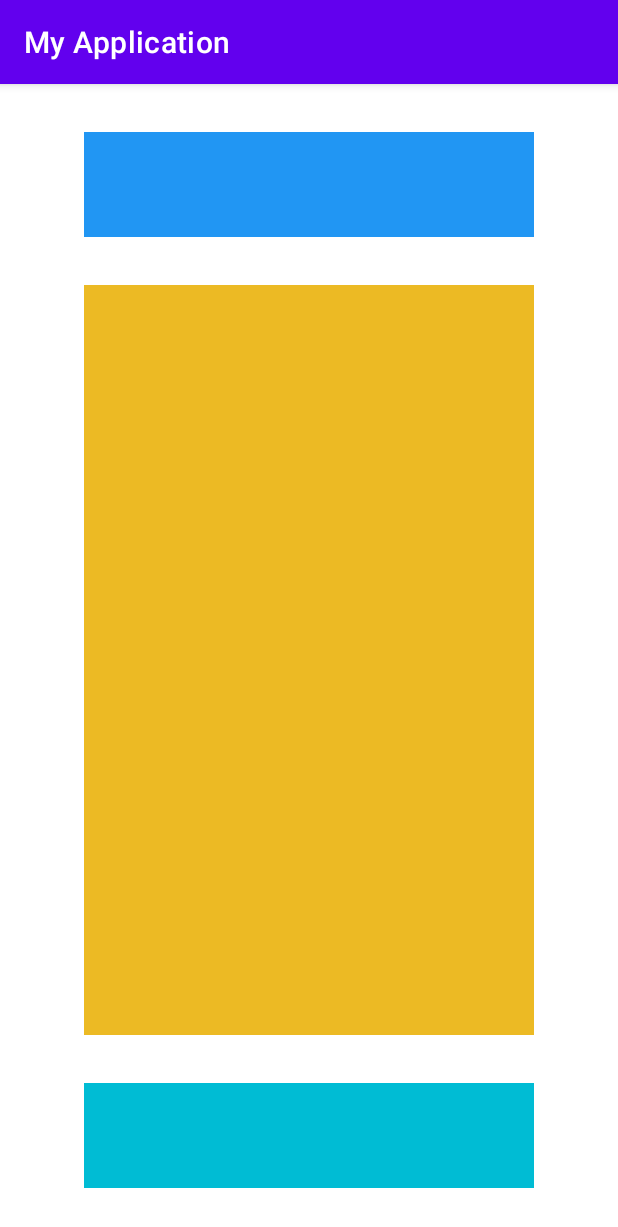
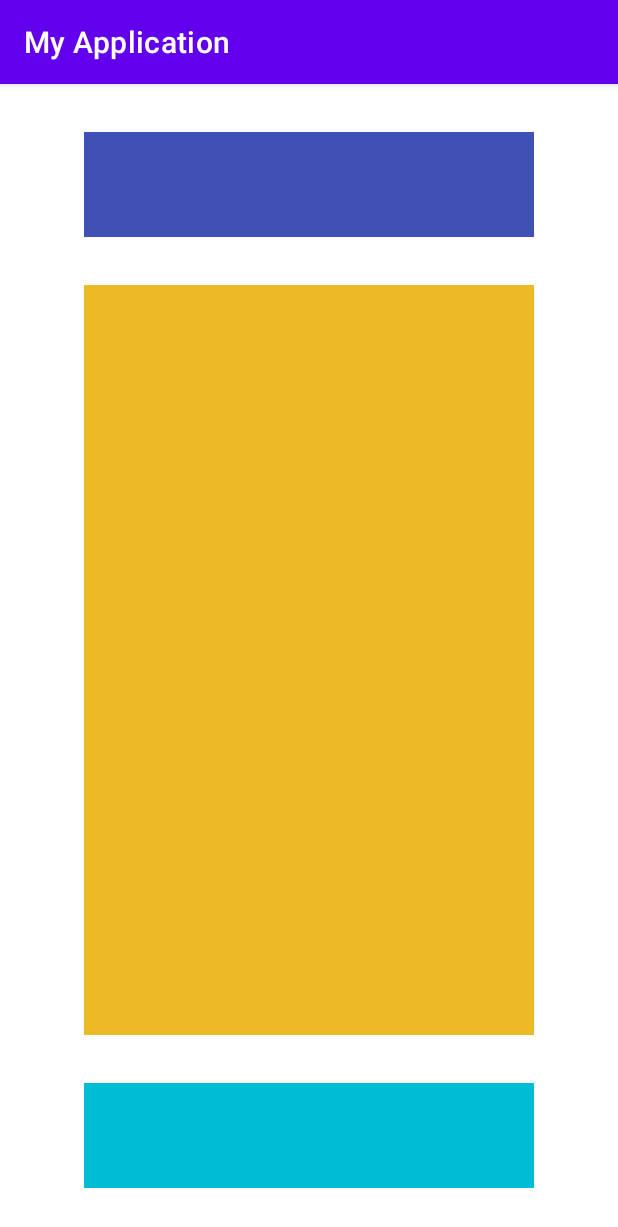
Before and after one commit to abdullahproff/MyMovieApp, an Android app: the screen it shows after launch (MainActivity), on a phone screen of 412 x 824 dp. Shown: the top 1227 px of the screen. Run offline under Robolectric (Android 15) with nearby library versions, the phone set to English and light mode, and no system bars.

Commit message:
Changed colour of top layer from light navy to dark navy

```diff
--- a/app/src/main/res/layout/activity_main.xml
+++ b/app/src/main/res/layout/activity_main.xml
@@ -31,7 +31,7 @@
     <FrameLayout
         android:layout_width="300dp"
         android:layout_height="70dp"
-        android:background="#2196F3"
+        android:background="#3F51B5"
         app:layout_constraintBottom_toTopOf="@+id/linearLayout"
         app:layout_constraintEnd_toEndOf="parent"
         app:layout_constraintStart_toStartOf="parent"
```
